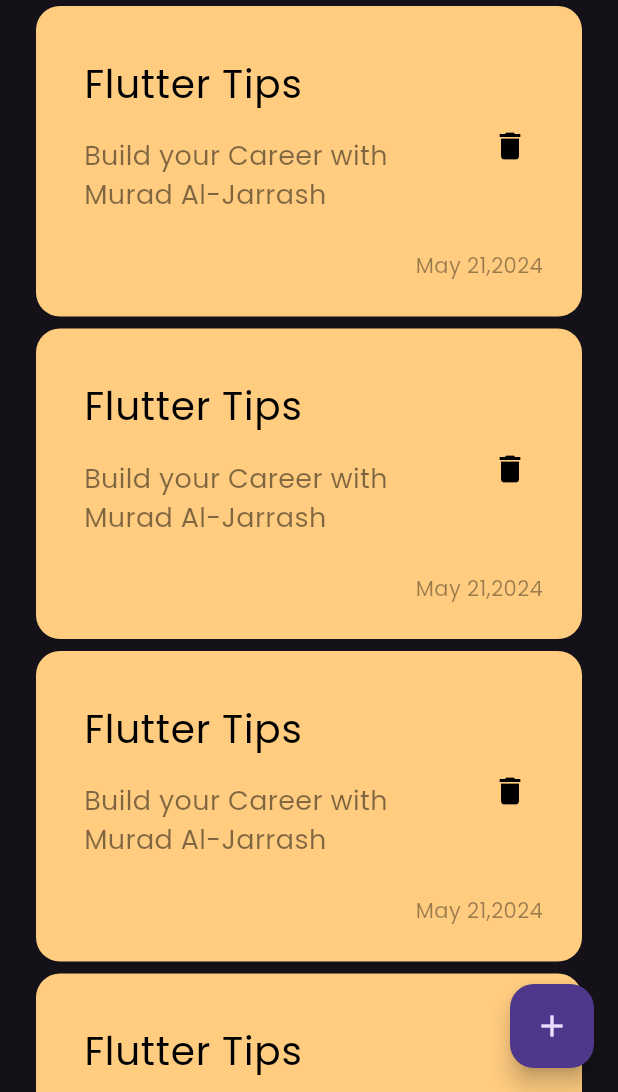
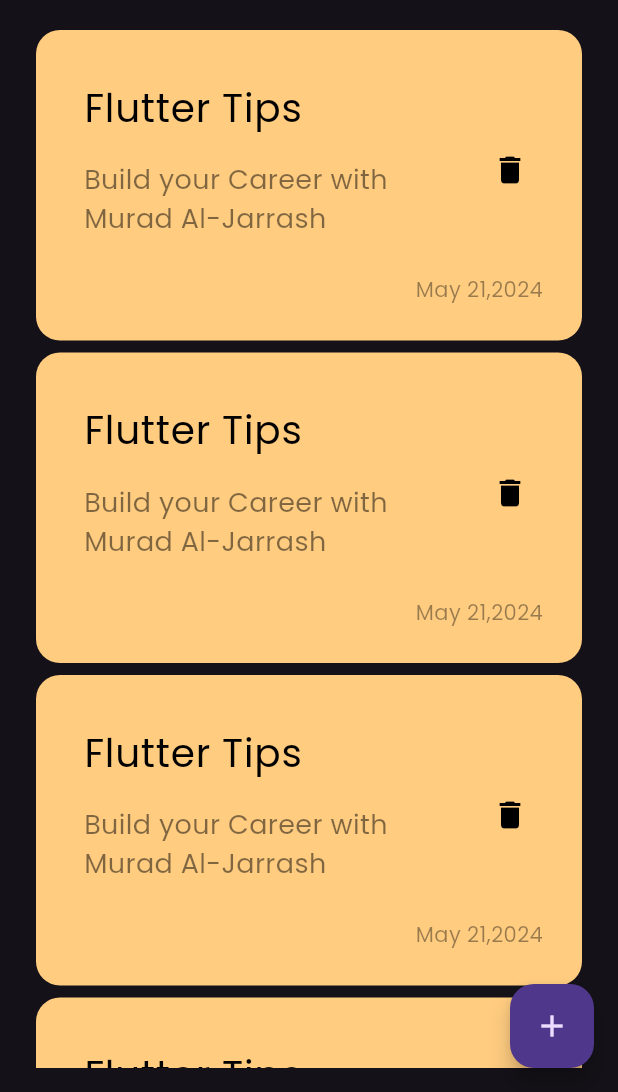
Before and after one commit to Muradfs/notes_app, a Flutter app: the screen it shows after launch, on a phone screen of 412 x 824 dp, the part 144-1236 px from its top. Run offline on Flutter 3.47's test engine with Material 3 defaults, Android fonts, the phone set to English and light mode, and no system bars.

```diff
--- a/lib/views/widgets/note_list_view.dart
+++ b/lib/views/widgets/note_list_view.dart
@@ -7,11 +7,16 @@ class NotesListView extends StatelessWidget {
 
   @override
   Widget build(BuildContext context) {
-    return ListView.builder(itemBuilder: (context, index) {
-      return const Padding(
-        padding: EdgeInsets.symmetric(vertical: 4),
-        child: NoteItems(),
-      );
-    });
+    return Padding(
+      padding: const EdgeInsets.symmetric(vertical: 16),
+      child: ListView.builder(
+          padding: EdgeInsets.zero,
+          itemBuilder: (context, index) {
+            return const Padding(
+              padding: EdgeInsets.symmetric(vertical: 4),
+              child: NoteItems(),
+            );
+          }),
+    );
   }
 }
```
Also changed, not shown: lib/views/note_view.dart (+8 -1 lines), lib/views/widgets/add_note_bottn_sheet.dart (added, +10 -0 lines).
